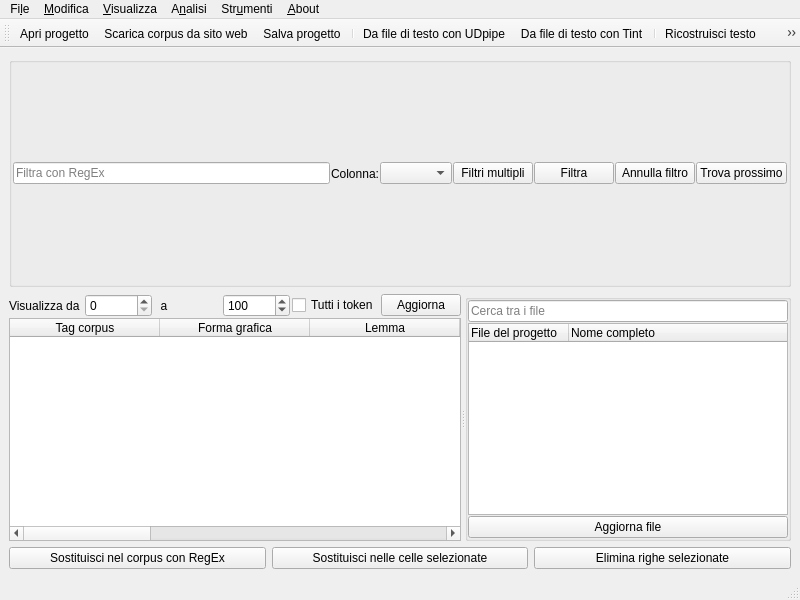
Qt form forms/branwindow.ui (zorbaproject/Bran) before a commit.
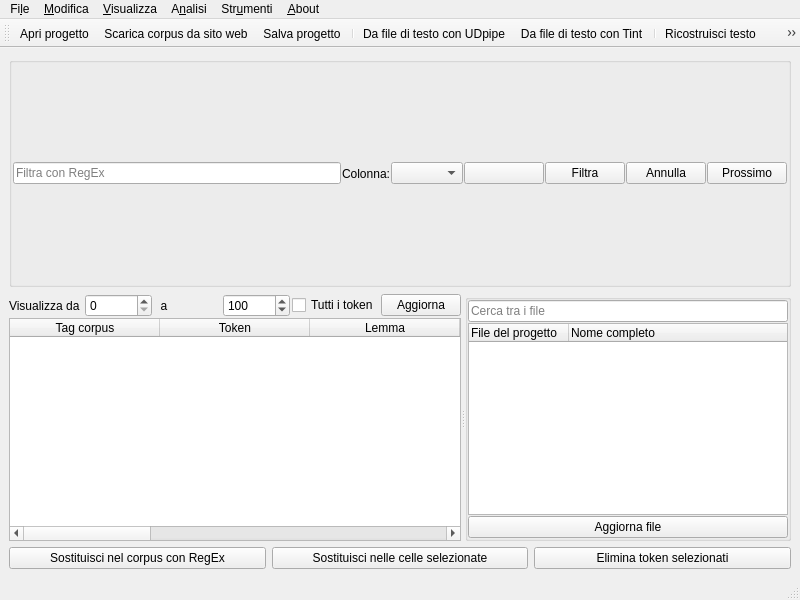
The same form after that commit. Icons and pictures are not drawn.

```diff
--- a/forms/branwindow.ui
+++ b/forms/branwindow.ui
@@ -68,7 +68,11 @@
        <item>
         <widget class="QPushButton" name="filtriMultipli">
          <property name="text">
-          <string>Filtri multipli</string>
+          <string> </string>
+         </property>
+         <property name="icon">
+          <iconset resource="../resources.qrc">
+           <normaloff>:/icons/icons/view-filter.png</normaloff>:/icons/icons/view-filter.png</iconset>
          </property>
         </widget>
        </item>
@@ -82,14 +86,22 @@
        <item>
         <widget class="QPushButton" name="cancelfiltro">
          <property name="text">
-          <string>Annulla filtro</string>
+          <string>Annulla</string>
+         </property>
+         <property name="icon">
+          <iconset resource="../resources.qrc">
+           <normaloff>:/icons/icons/dialog-close.png</normaloff>:/icons/icons/dialog-close.png</iconset>
          </property>
         </widget>
        </item>
        <item>
         <widget class="QPushButton" name="findNext">
          <property name="text">
-          <string>Trova prossimo</string>
+          <string>Prossimo</string>
+         </property>
+         <property name="icon">
+          <iconset resource="../resources.qrc">
+           <normaloff>:/icons/icons/arrow-right.png</normaloff>:/icons/icons/arrow-right.png</iconset>
          </property>
         </widget>
        </item>
@@ -222,7 +234,7 @@
              </column>
              <column>
               <property name="text">
-               <string>Forma grafica</string>
+               <string>Token</string>
               </property>
              </column>
              <column>
@@ -368,7 +380,7 @@
       <item>
        <widget class="QPushButton" name="delselected">
         <property name="text">
-         <string>Elimina righe selezionate</string>
+         <string>Elimina token selezionati</string>
         </property>
        </widget>
       </item>
```
Left out of the diff: 11 changed lines with no effect on the pictures.
